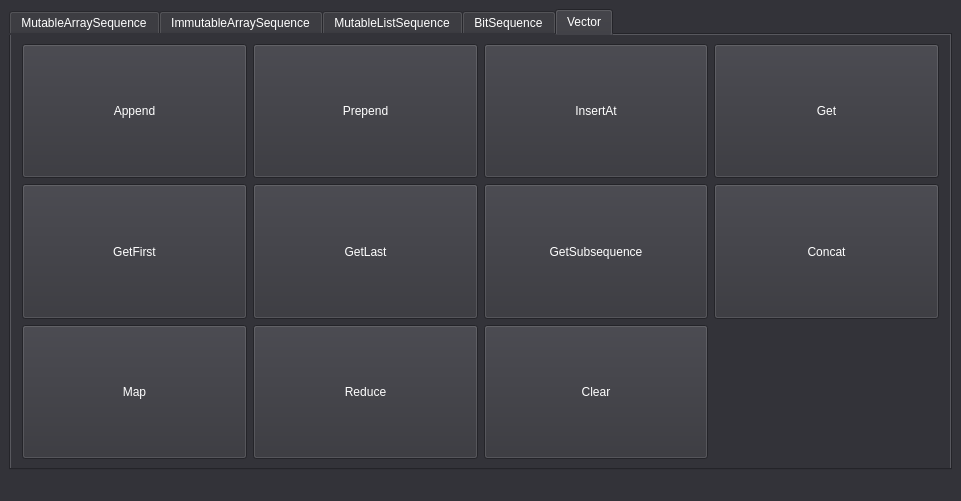
This is gui/mainwindow.ui in WwWwIvanwWwW/lab2 as Qt 5 draws it before an edit. The edited form follows.
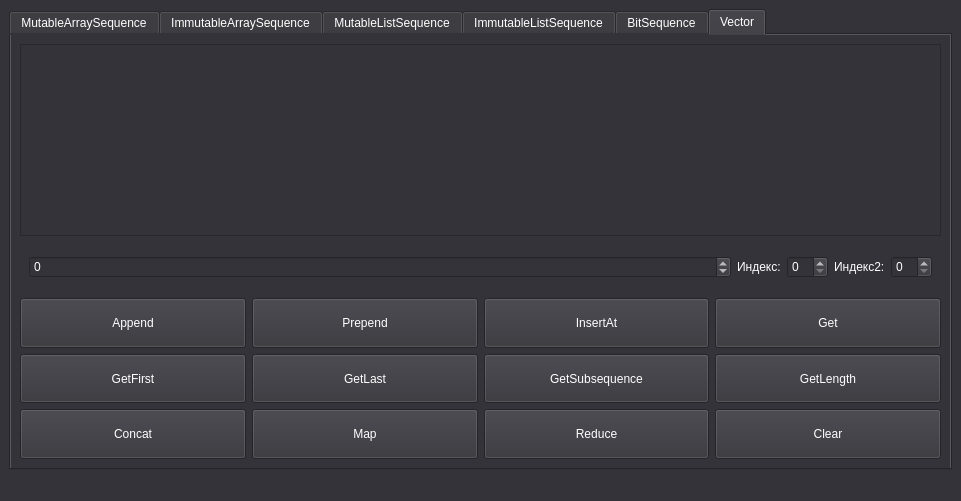
This is the edited form. The open tabs and pages were chosen to show the change.

Commit message: Add template base class - mainwindow.tpp for repeating buttons. Fix errors. Finally, you can launch GUI through the console.

```diff
--- a/gui/mainwindow.ui
+++ b/gui/mainwindow.ui
@@ -719,6 +719,204 @@
             </property>
            </widget>
           </item>
+         </layout>
+        </item>
+       </layout>
+      </widget>
+      <widget class="QWidget" name="ImmutableListSequence">
+       <attribute name="title">
+        <string>ImmutableListSequence</string>
+       </attribute>
+       <layout class="QVBoxLayout" name="verticalLayout_6">
+        <item>
+         <widget class="QTextEdit" name="istextEdit"/>
+        </item>
+        <item>
+         <widget class="QWidget" name="iswidget" native="true">
+          <property name="sizePolicy">
+           <sizepolicy hsizetype="Preferred" vsizetype="Fixed">
+            <horstretch>1</horstretch>
+            <verstretch>0</verstretch>
+           </sizepolicy>
+          </property>
+          <property name="minimumSize">
+           <size>
+            <width>0</width>
+            <height>50</height>
+           </size>
+          </property>
+          <layout class="QHBoxLayout" name="horizontalLayout_6">
+           <item>
+            <widget class="QSpinBox" name="isvalue">
+             <property name="enabled">
+              <bool>true</bool>
+             </property>
+             <property name="sizePolicy">
+              <sizepolicy hsizetype="Expanding" vsizetype="Fixed">
+               <horstretch>1</horstretch>
+               <verstretch>0</verstretch>
+              </sizepolicy>
+             </property>
+             <property name="maximumSize">
+              <size>
+               <width>16777215</width>
+               <height>16777215</height>
+              </size>
+             </property>
+             <property name="styleSheet">
+              <string notr="true">color: rgb(255, 255, 255);</string>
+             </property>
+             <property name="minimum">
+              <number>-2147483647</number>
+             </property>
+             <property name="maximum">
+              <number>2147483647</number>
+             </property>
+             <property name="singleStep">
+              <number>1</number>
+             </property>
+            </widget>
+           </item>
+           <item>
+            <widget class="QLabel" name="islabel">
+             <property name="sizePolicy">
+              <sizepolicy hsizetype="Fixed" vsizetype="Fixed">
+               <horstretch>0</horstretch>
+               <verstretch>0</verstretch>
+              </sizepolicy>
+             </property>
+             <property name="text">
+              <string>Индекс:</string>
+             </property>
+            </widget>
+           </item>
+           <item>
+            <widget class="QSpinBox" name="isindex">
+             <property name="sizePolicy">
+              <sizepolicy hsizetype="Fixed" vsizetype="Fixed">
+               <horstretch>0</horstretch>
+               <verstretch>0</verstretch>
+              </sizepolicy>
+             </property>
+             <property name="baseSize">
+              <size>
+               <width>1000</width>
+               <height>0</height>
+              </size>
+             </property>
+            </widget>
+           </item>
+           <item>
+            <widget class="QLabel" name="islabel2">
+             <property name="sizePolicy">
+              <sizepolicy hsizetype="Fixed" vsizetype="Fixed">
+               <horstretch>0</horstretch>
+               <verstretch>0</verstretch>
+              </sizepolicy>
+             </property>
+             <property name="text">
+              <string>Индекс2:</string>
+             </property>
+            </widget>
+           </item>
+           <item>
+            <widget class="QSpinBox" name="isindex2">
+             <property name="sizePolicy">
+              <sizepolicy hsizetype="Fixed" vsizetype="Fixed">
+               <horstretch>0</horstretch>
+               <verstretch>0</verstretch>
+              </sizepolicy>
+             </property>
+             <property name="baseSize">
+              <size>
+               <width>1000</width>
+               <height>0</height>
+              </size>
+             </property>
+            </widget>
+           </item>
+          </layout>
+         </widget>
+        </item>
+        <item>
+         <layout class="QGridLayout" name="isgridLayout">
+          <item row="2" column="0">
+           <widget class="QPushButton" name="isConcat">
+            <property name="sizePolicy">
+             <sizepolicy hsizetype="Expanding" vsizetype="Expanding">
+              <horstretch>1</horstretch>
+              <verstretch>1</verstretch>
+             </sizepolicy>
+            </property>
+            <property name="styleSheet">
+             <string notr="true">color: rgb(255, 255, 255);</string>
+            </property>
+            <property name="text">
+             <string>Concat</string>
+            </property>
+           </widget>
+          </item>
+          <item row="0" column="1">
+           <widget class="QPushButton" name="isPrepend">
+            <property name="sizePolicy">
+             <sizepolicy hsizetype="Expanding" vsizetype="Expanding">
+              <horstretch>1</horstretch>
+              <verstretch>1</verstretch>
+             </sizepolicy>
+            </property>
+            <property name="styleSheet">
+             <string notr="true">color: rgb(255, 255, 255);</string>
+            </property>
+            <property name="text">
+             <string>Prepend</string>
+            </property>
+           </widget>
+          </item>
+          <item row="1" column="3">
+           <widget class="QPushButton" name="isGetLength">
+            <property name="sizePolicy">
+             <sizepolicy hsizetype="Expanding" vsizetype="Expanding">
+              <horstretch>1</horstretch>
+              <verstretch>1</verstretch>
+             </sizepolicy>
+            </property>
+            <property name="text">
+             <string>GetLength</string>
+            </property>
+           </widget>
+          </item>
+          <item row="0" column="2">
+           <widget class="QPushButton" name="isInsertAt">
+            <property name="sizePolicy">
+             <sizepolicy hsizetype="Expanding" vsizetype="Expanding">
+              <horstretch>1</horstretch>
+              <verstretch>1</verstretch>
+             </sizepolicy>
+            </property>
+            <property name="styleSheet">
+             <string notr="true">color: rgb(255, 255, 255);</string>
+            </property>
+            <property name="text">
+             <string>InsertAt</string>
+            </property>
+           </widget>
+          </item>
+          <item row="1" column="2">
+           <widget class="QPushButton" name="isGetSubsequence">
+            <property name="sizePolicy">
+             <sizepolicy hsizetype="Expanding" vsizetype="Expanding">
+              <horstretch>1</horstretch>
+              <verstretch>1</verstretch>
+             </sizepolicy>
+            </property>
+            <property name="styleSheet">
+             <string notr="true">color: rgb(255, 255, 255);</string>
+            </property>
+            <property name="text">
+             <string>GetSubsequence</string>
+            </property>
+           </widget>
+          </item>
           <item row="2" column="2">
            <widget class="QPushButton" name="pushButton_31">
             <property name="sizePolicy">
@@ -977,26 +1175,185 @@
        <attribute name="title">
         <string>Vector</string>
        </attribute>
-       <layout class="QGridLayout" name="gridLayout_7">
-        <item row="0" column="0">
-         <layout class="QGridLayout" name="gridLayout_6" rowstretch="1,0,0" columnstretch="1,0,0,0">
-          <property name="sizeConstraint">
-           <enum>QLayout::SetDefaultConstraint</enum>
+       <layout class="QVBoxLayout" name="verticalLayout_2">
+        <item>
+         <widget class="QTextEdit" name="vtextEdit"/>
+        </item>
+        <item>
+         <widget class="QWidget" name="vwidget" native="true">
+          <property name="sizePolicy">
+           <sizepolicy hsizetype="Preferred" vsizetype="Fixed">
+            <horstretch>1</horstretch>
+            <verstretch>0</verstretch>
+           </sizepolicy>
           </property>
-          <property name="leftMargin">
-           <number>2</number>
+          <property name="minimumSize">
+           <size>
+            <width>0</width>
+            <height>50</height>
+           </size>
           </property>
-          <property name="topMargin">
-           <number>0</number>
-          </property>
-          <property name="rightMargin">
-           <number>2</number>
-          </property>
-          <property name="spacing">
-           <number>6</number>
-          </property>
+          <layout class="QHBoxLayout" name="horizontalLayout_2">
+           <item>
+            <widget class="QSpinBox" name="vvalue">
+             <property name="enabled">
+              <bool>true</bool>
+             </property>
+             <property name="sizePolicy">
+              <sizepolicy hsizetype="Expanding" vsizetype="Fixed">
+               <horstretch>1</horstretch>
+               <verstretch>0</verstretch>
+              </sizepolicy>
+             </property>
+             <property name="maximumSize">
+              <size>
+               <width>16777215</width>
+               <height>16777215</height>
+              </size>
+             </property>
+             <property name="styleSheet">
+              <string notr="true">color: rgb(255, 255, 255);</string>
+             </property>
+             <property name="minimum">
+              <number>-2147483647</number>
+             </property>
+             <property name="maximum">
+              <number>2147483647</number>
+             </property>
+             <property name="singleStep">
+              <number>1</number>
+             </property>
+            </widget>
+           </item>
+           <item>
+            <widget class="QLabel" name="vlabel">
+             <property name="sizePolicy">
+              <sizepolicy hsizetype="Fixed" vsizetype="Fixed">
+               <horstretch>0</horstretch>
+               <verstretch>0</verstretch>
+              </sizepolicy>
+             </property>
+             <property name="text">
+              <string>Индекс:</string>
+             </property>
+            </widget>
+           </item>
+           <item>
+            <widget class="QSpinBox" name="vindex">
+             <property name="sizePolicy">
+              <sizepolicy hsizetype="Fixed" vsizetype="Fixed">
+               <horstretch>0</horstretch>
+               <verstretch>0</verstretch>
+              </sizepolicy>
+             </property>
+             <property name="baseSize">
+              <size>
+               <width>1000</width>
+               <height>0</height>
+              </size>
+             </property>
+            </widget>
+           </item>
+           <item>
+            <widget class="QLabel" name="vlabel2">
+             <property name="sizePolicy">
+              <sizepolicy hsizetype="Fixed" vsizetype="Fixed">
+               <horstretch>0</horstretch>
+               <verstretch>0</verstretch>
+              </sizepolicy>
+             </property>
+             <property name="text">
+              <string>Индекс2:</string>
+             </property>
+            </widget>
+           </item>
+           <item>
+            <widget class="QSpinBox" name="vindex2">
+             <property name="sizePolicy">
+              <sizepolicy hsizetype="Fixed" vsizetype="Fixed">
+               <horstretch>0</horstretch>
+               <verstretch>0</verstretch>
+              </sizepolicy>
+             </property>
+             <property name="baseSize">
+              <size>
+               <width>1000</width>
+               <height>0</height>
+              </size>
+             </property>
+            </widget>
+           </item>
+          </layout>
+         </widget>
+        </item>
+        <item>
+         <layout class="QGridLayout" name="vgridLayout">
+          <item row="2" column="3">
+           <widget class="QPushButton" name="vClear">
+            <property name="sizePolicy">
+             <sizepolicy hsizetype="Expanding" vsizetype="Expanding">
+              <horstretch>1</horstretch>
+              <verstretch>1</verstretch>
+             </sizepolicy>
+            </property>
+            <property name="styleSheet">
+             <string notr="true">color: rgb(255, 255, 255);</string>
+            </property>
+            <property name="text">
+             <string>Clear</string>
+            </property>
+           </widget>
+          </item>
+          <item row="2" column="0">
+           <widget class="QPushButton" name="vConcat">
+            <property name="sizePolicy">
+             <sizepolicy hsizetype="Expanding" vsizetype="Expanding">
+              <horstretch>1</horstretch>
+              <verstretch>1</verstretch>
+             </sizepolicy>
+            </property>
+            <property name="styleSheet">
+             <string notr="true">color: rgb(255, 255, 255);</string>
+            </property>
+            <property name="text">
+             <string>Concat</string>
+            </property>
+           </widget>
+          </item>
+          <item row="0" column="0">
+           <widget class="QPushButton" name="vAppend">
+            <property name="sizePolicy">
+             <sizepolicy hsizetype="Expanding" vsizetype="Expanding">
+              <horstretch>1</horstretch>
+              <verstretch>1</verstretch>
+             </sizepolicy>
+            </property>
+            <property name="styleSheet">
+             <string notr="true">color: rgb(255, 255, 255);</string>
+            </property>
+            <property name="text">
+             <string>Append</string>
+            </property>
+           </widget>
+          </item>
+          <item row="0" column="1">
+           <widget class="QPushButton" name="vPrepend">
+            <property name="sizePolicy">
+             <sizepolicy hsizetype="Expanding" vsizetype="Expanding">
+              <horstretch>1</horstretch>
+              <verstretch>1</verstretch>
+             </sizepolicy>
+            </property>
+            <property name="styleSheet">
+             <string notr="true">color: rgb(255, 255, 255);</string>
+            </property>
+            <property name="text">
+             <string>Prepend</string>
+            </property>
+           </widget>
+          </item>
           <item row="0" column="2">
-           <widget class="QPushButton" name="pushButton_45">
+           <widget class="QPushButton" name="vInsertAt">
             <property name="sizePolicy">
              <sizepolicy hsizetype="Expanding" vsizetype="Expanding">
               <horstretch>1</horstretch>
@@ -1011,72 +1368,8 @@
             </property>
            </widget>
           </item>
-          <item row="1" column="3">
-           <widget class="QPushButton" name="pushButton_46">
-            <property name="sizePolicy">
-             <sizepolicy hsizetype="Expanding" vsizetype="Expanding">
-              <horstretch>1</horstretch>
-              <verstretch>1</verstretch>
-             </sizepolicy>
-            </property>
-            <property name="styleSheet">
-             <string notr="true">color: rgb(255, 255, 255);</string>
-            </property>
-            <property name="text">
-             <string>Concat</string>
-            </property>
-           </widget>
-          </item>
-          <item row="2" column="1">
-           <widget class="QPushButton" name="pushButton_48">
-            <property name="sizePolicy">
-             <sizepolicy hsizetype="Expanding" vsizetype="Expanding">
-              <horstretch>1</horstretch>
-              <verstretch>1</verstretch>
-             </sizepolicy>
-            </property>
-            <property name="styleSheet">
-             <string notr="true">color: rgb(255, 255, 255);</string>
-            </property>
-            <property name="text">
-             <string>Reduce</string>
-            </property>
-           </widget>
-          </item>
-          <item row="2" column="0">
-           <widget class="QPushButton" name="pushButton_49">
-            <property name="sizePolicy">
-             <sizepolicy hsizetype="Expanding" vsizetype="Expanding">
-              <horstretch>1</horstretch>
-              <verstretch>1</verstretch>
-             </sizepolicy>
-            </property>
-            <property name="styleSheet">
-             <string notr="true">color: rgb(255, 255, 255);</string>
-            </property>
-            <property name="text">
-             <string>Map</string>
-            </property>
-           </widget>
-          </item>
-          <item row="0" column="3">
-           <widget class="QPushButton" name="pushButton_50">
-            <property name="sizePolicy">
-             <sizepolicy hsizetype="Expanding" vsizetype="Expanding">
-              <horstretch>1</horstretch>
-              <verstretch>1</verstretch>
-             </sizepolicy>
-            </property>
-            <property name="styleSheet">
-             <string notr="true">color: rgb(255, 255, 255);</string>
-            </property>
-            <property name="text">
-             <string>Get</string>
-            </property>
-           </widget>
-          </item>
           <item row="1" column="0">
-           <widget class="QPushButton" name="pushButton_51">
+           <widget class="QPushButton" name="vGetFirst">
             <property name="sizePolicy">
              <sizepolicy hsizetype="Expanding" vsizetype="Expanding">
               <horstretch>1</horstretch>
@@ -1091,8 +1384,8 @@
             </property>
            </widget>
           </item>
-          <item row="1" column="2">
-           <widget class="QPushButton" name="pushButton_52">
+          <item row="0" column="3">
+           <widget class="QPushButton" name="vGet">
             <property name="sizePolicy">
              <sizepolicy hsizetype="Expanding" vsizetype="Expanding">
               <horstretch>1</horstretch>
@@ -1103,12 +1396,12 @@
              <string notr="true">color: rgb(255, 255, 255);</string>
             </property>
             <property name="text">
-             <string>GetSubsequence</string>
+             <string>Get</string>
             </property>
            </widget>
           </item>
           <item row="2" column="2">
-           <widget class="QPushButton" name="pushButton_53">
+           <widget class="QPushButton" name="vReduce">
             <property name="sizePolicy">
              <sizepolicy hsizetype="Expanding" vsizetype="Expanding">
               <horstretch>1</horstretch>
@@ -1119,12 +1412,41 @@
              <string notr="true">color: rgb(255, 255, 255);</string>
             </property>
             <property name="text">
-             <string>Clear</string>
+             <string>Reduce</string>
+            </property>
+           </widget>
+          </item>
+          <item row="2" column="1">
+           <widget class="QPushButton" name="vMap">
+            <property name="sizePolicy">
+             <sizepolicy hsizetype="Expanding" vsizetype="Expanding">
+              <horstretch>1</horstretch>
+              <verstretch>1</verstretch>
+             </sizepolicy>
+            </property>
+            <property name="styleSheet">
+             <string notr="true">color: rgb(255, 255, 255);</string>
+            </property>
+            <property name="text">
+             <string>Map</string>
+            </property>
+           </widget>
+          </item>
+          <item row="1" column="3">
+           <widget class="QPushButton" name="vGetLength">
+            <property name="sizePolicy">
+             <sizepolicy hsizetype="Expanding" vsizetype="Expanding">
+              <horstretch>1</horstretch>
+              <verstretch>1</verstretch>
+             </sizepolicy>
+            </property>
+            <property name="text">
+             <string>GetLength</string>
             </property>
            </widget>
           </item>
           <item row="1" column="1">
-           <widget class="QPushButton" name="pushButton_54">
+           <widget class="QPushButton" name="vGetLast">
             <property name="sizePolicy">
              <sizepolicy hsizetype="Expanding" vsizetype="Expanding">
               <horstretch>1</horstretch>
@@ -1139,8 +1461,8 @@
             </property>
            </widget>
           </item>
-          <item row="0" column="1">
-           <widget class="QPushButton" name="pushButton_55">
+          <item row="1" column="2">
+           <widget class="QPushButton" name="vGetSubsequence">
             <property name="sizePolicy">
              <sizepolicy hsizetype="Expanding" vsizetype="Expanding">
               <horstretch>1</horstretch>
@@ -1151,23 +1473,7 @@
              <string notr="true">color: rgb(255, 255, 255);</string>
             </property>
             <property name="text">
-             <string>Prepend</string>
-            </property>
-           </widget>
-          </item>
-          <item row="0" column="0">
-           <widget class="QPushButton" name="pushButton_47">
-            <property name="sizePolicy">
-             <sizepolicy hsizetype="Expanding" vsizetype="Expanding">
-              <horstretch>1</horstretch>
-              <verstretch>1</verstretch>
-             </sizepolicy>
-            </property>
-            <property name="styleSheet">
-             <string notr="true">color: rgb(255, 255, 255);</string>
-            </property>
-            <property name="text">
-             <string>Append</string>
+             <string>GetSubsequence</string>
             </property>
            </widget>
           </item>
```
Left out of the diff: 850 changed lines with no effect on the pictures. The commit also changes 4 other files.
